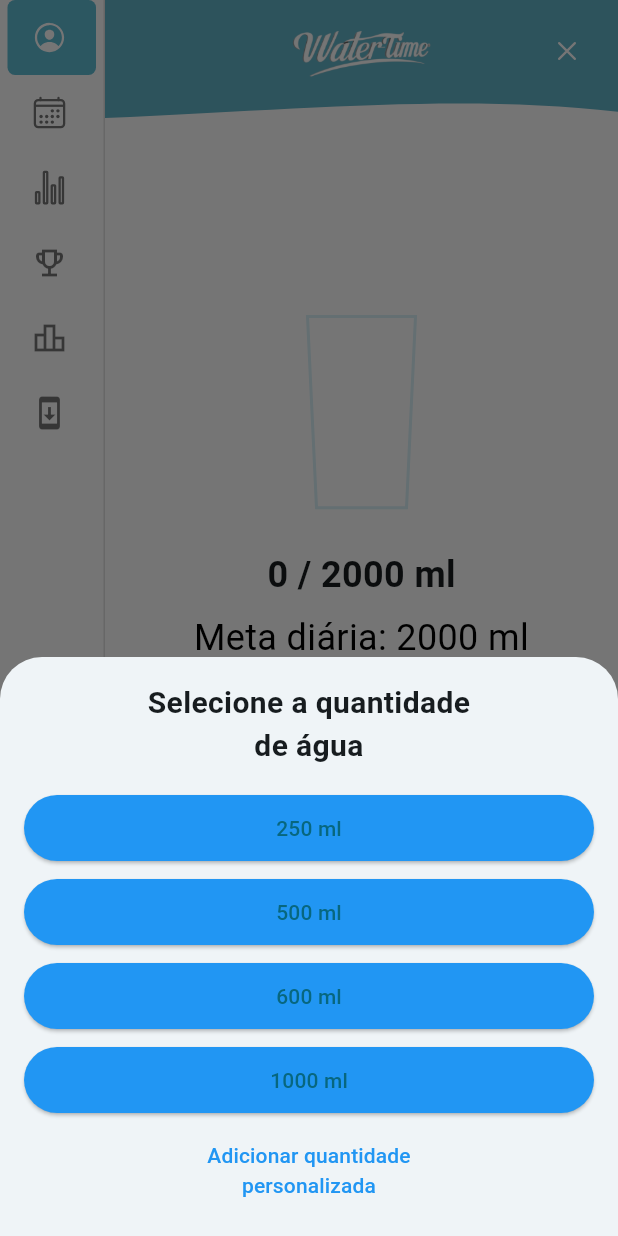
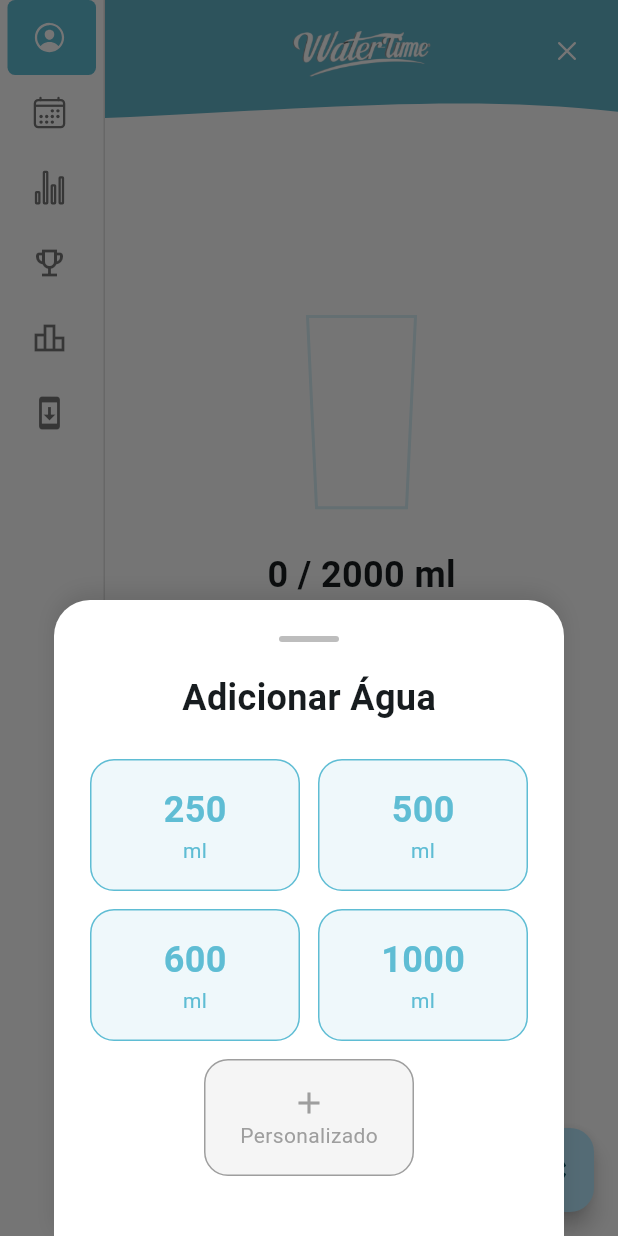
Before and after one commit to JulioHeroZ/WaterTime, a Flutter app: the screen it shows after launch, after a tap on "Adicionar água", on a phone screen of 412 x 824 dp. Run offline on Flutter 3.47's test engine with Material 3 defaults, Android fonts, the light colour scheme and no system bars; drawn by our look-alikes of easy_sidemenu; our stand-ins replace audioplayers, fl_chart, ionicons, shared_preferences, supabase_flutter; missing offline and left inert: achievement_view, auto_updater, local_notifier, system_tray, window_manager; accounts and stored records are empty; statements that could not run were skipped.

Commit message:
Atualização 2.0.0

```diff
--- a/lib/Home Page/water_reminder_home_page.dart
+++ b/lib/Home Page/water_reminder_home_page.dart
@@ -748,6 +748,8 @@ class _WaterReminderHomePageState extends State<WaterReminderHomePage>
   void _showWaterSelectionModal() {
     showModalBottomSheet(
       context: context,
+      backgroundColor: Colors.transparent,
+      isScrollControlled: true,
       builder: (BuildContext context) {
         return FutureBuilder<SharedPreferences>(
           future: SharedPreferences.getInstance(),
@@ -755,79 +757,153 @@ class _WaterReminderHomePageState extends State<WaterReminderHomePage>
             if (!snapshot.hasData) return const CircularProgressIndicator();
 
             final customAmount = snapshot.data!.getInt('customWaterAmount');
+            final isDarkMode = Theme.of(context).brightness == Brightness.dark;
 
             return Container(
-              padding: const EdgeInsets.all(16),
+              padding: const EdgeInsets.all(24),
+              decoration: BoxDecoration(
+                color: isDarkMode ? Colors.grey[900] : Colors.white,
+                borderRadius: const BorderRadius.only(
+                  topLeft: Radius.circular(24),
+                  topRight: Radius.circular(24),
+                ),
+                boxShadow: [
+                  BoxShadow(
+                    color: Colors.black.withOpacity(0.1),
+                    blurRadius: 10,
+                    offset: const Offset(0, -5),
+                  ),
+                ],
+              ),
               child: Column(
                 mainAxisSize: MainAxisSize.min,
                 children: [
+                  // Indicador de arraste
+                  Container(
+                    width: 40,
+                    height: 4,
+                    margin: const EdgeInsets.only(bottom: 20),
+                    decoration: BoxDecoration(
+                      color: Colors.grey[400],
+                      borderRadius: BorderRadius.circular(2),
+                    ),
+                  ),
                   const Text(
-                    'Selecione a quantidade\nde água',
-                    textAlign: TextAlign.center,
+                    'Adicionar Água',
                     style: TextStyle(
-                      fontSize: 20,
+                      fontSize: 24,
                       fontWeight: FontWeight.bold,
                     ),
                   ),
-                  const SizedBox(height: 16),
-                  // Botões de quantidade fixa
-                  ...[250, 500, 600, 1000].map((amount) => Padding(
-                        padding: const EdgeInsets.only(bottom: 8),
-                        child: SizedBox(
-                          width: double.infinity,
-                          child: ElevatedButton(
-                            onPressed: () {
-                              Navigator.pop(context);
-                              _addWater(amount);
-                            },
-                            style: ElevatedButton.styleFrom(
-                              backgroundColor: Colors.blue,
-                              padding: const EdgeInsets.symmetric(vertical: 12),
-                            ),
-                            child: Text('$amount ml'),
-                          ),
-                        ),
-                      )),
-                  // Botão de quantidade personalizada salva
-                  if (customAmount != null)
-                    Padding(
-                      padding: const EdgeInsets.only(bottom: 8),
-                      child: SizedBox(
-                        width: double.infinity,
-                        child: ElevatedButton(
-                          onPressed: () {
+                  const SizedBox(height: 24),
+                  // Grid de opções
+                  Wrap(
+                    spacing: 12,
+                    runSpacing: 12,
+                    alignment: WrapAlignment.center,
+                    children: [
+                      ...[250, 500, 600, 1000]
+                          .map((amount) => _buildAmountButton(
+                                amount: amount,
+                                onTap: () {
+                                  Navigator.pop(context);
+                                  _addWater(amount);
+                                },
+                              )),
+                      if (customAmount != null)
+                        _buildAmountButton(
+                          amount: customAmount,
+                          onTap: () {
                             Navigator.pop(context);
                             _addWater(customAmount);
                           },
-                          style: ElevatedButton.styleFrom(
-                            backgroundColor: Colors.blue,
-                            padding: const EdgeInsets.symmetric(vertical: 12),
-                          ),
-                          child: Text('$customAmount ml'),
                         ),
-                      ),
-                    ),
-                  // Botão para adicionar nova quantidade personalizada
-                  SizedBox(
-                    width: double.infinity,
-                    child: TextButton(
-                      onPressed: () {
-                        Navigator.pop(context);
-                        _showCustomAmountDialog();
-                      },
-                      child: const Text(
-                        'Adicionar quantidade\npersonalizada',
-                        textAlign: TextAlign.center,
-                        style: TextStyle(color: Colors.blue),
-                      ),
-                    ),
+                      // Botão de quantidade personalizada
+                      _buildCustomAmountButton(),
+                    ],
                   ),
+                  const SizedBox(height: 16),
                 ],
               ),
             );
           },
         );
       },
+    );
+  }
+
+  Widget _buildAmountButton(
+      {required int amount, required VoidCallback onTap}) {
+    return GestureDetector(
+      onTap: onTap,
+      child: Container(
+        width: 140,
+        padding: const EdgeInsets.symmetric(vertical: 16),
+        decoration: BoxDecoration(
+          color: const Color.fromARGB(255, 95, 189, 212).withOpacity(0.1),
+          borderRadius: BorderRadius.circular(16),
+          border: Border.all(
+            color: const Color.fromARGB(255, 95, 189, 212),
+            width: 1,
+          ),
+        ),
+        child: Column(
+          mainAxisSize: MainAxisSize.min,
+          children: [
+            Text(
+              '$amount',
+              style: const TextStyle(
+                fontSize: 24,
+                fontWeight: FontWeight.bold,
+                color: Color.fromARGB(255, 95, 189, 212),
+              ),
+            ),
+            const Text(
+              'ml',
+              style: TextStyle(
+                color: Color.fromARGB(255, 95, 189, 212),
+              ),
+            ),
+          ],
+        ),
+      ),
+    );
+  }
+
+  Widget _buildCustomAmountButton() {
+    return GestureDetector(
+      onTap: () {
+        Navigator.pop(context);
+        _showCustomAmountDialog();
+      },
+      child: Container(
+        width: 140,
+        padding: const EdgeInsets.symmetric(vertical: 16),
+        decoration: BoxDecoration(
+          color: Colors.grey.withOpacity(0.1),
+          borderRadius: BorderRadius.circular(16),
+          border: Border.all(
+            color: Colors.grey,
+            width: 1,
+          ),
+        ),
+        child: Column(
+          mainAxisSize: MainAxisSize.min,
+          children: const [
+            Icon(
+              Icons.add,
+              size: 24,
+              color: Colors.grey,
+            ),
+            Text(
+              'Personalizado',
+              style: TextStyle(
+                color: Colors.grey,
+              ),
+            ),
+          ],
+        ),
+      ),
     );
   }
 
--- a/pubspec.yaml
+++ b/pubspec.yaml
@@ -16,7 +16,7 @@ publish_to: 'none' # Remove this line if you wish to publish to pub.dev
 # https://developer.apple.com/library/archive/documentation/General/Reference/InfoPlistKeyReference/Articles/CoreFoundationKeys.html
 # In Windows, build-name is used as the major, minor, and patch parts
 # of the product and file versions while build-number is used as the build suffix.
-version: 2.0.0
+version: 2.0.0+1
 
 environment:
   sdk: ^3.5.2
```
Also changed, not shown: 3 other files.
